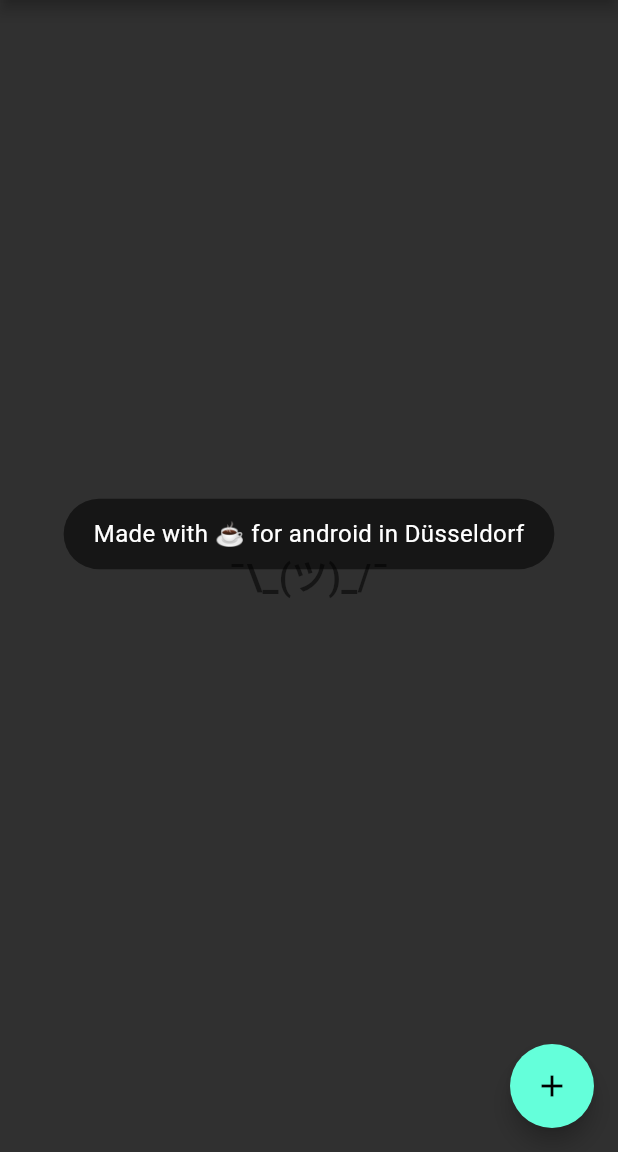
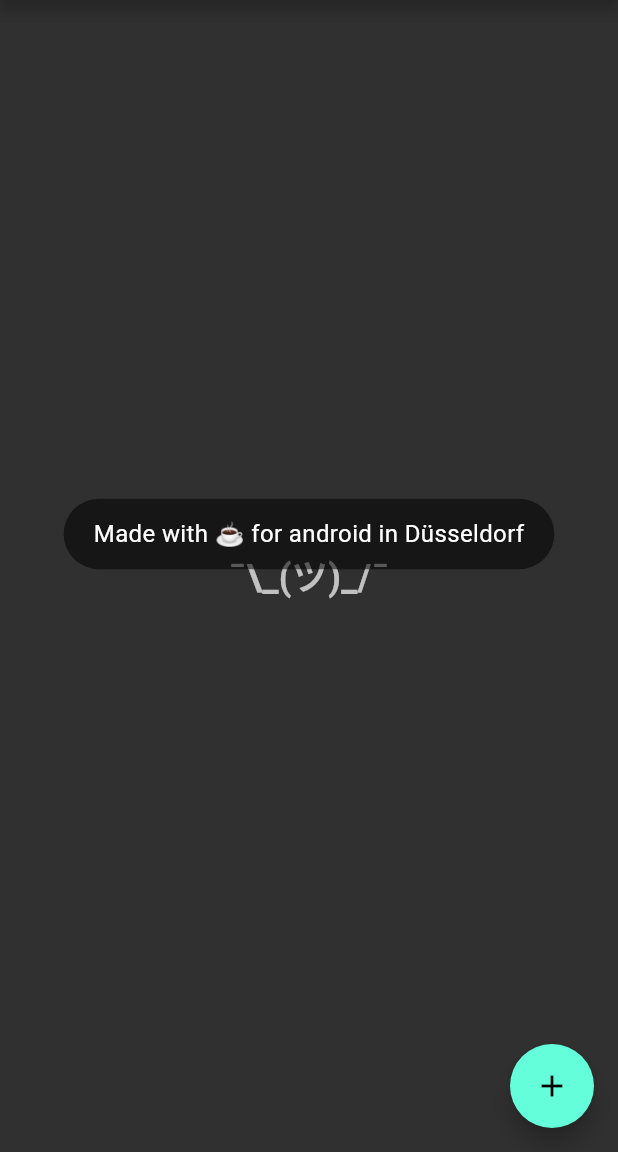
Before and after one commit to tbsschroeder/CodeTalksDemo2022, a Flutter app: the screen it shows after launch, after a tap on the "edit note" icon, on a phone screen of 412 x 824 dp, the part 84-1236 px from its top. Run offline on Flutter 3.47's test engine with Material 2 defaults, Android fonts, the phone set to English and light mode, and no system bars; our stand-ins replace flutter_slidable, fluttertoast, sqflite; accounts and stored records are empty.

Commit message:
Small fixes for demo

```diff
--- a/lib/main.dart
+++ b/lib/main.dart
@@ -1,5 +1,6 @@
 import 'package:code_talks_demo/todo.dart';
 import 'package:flutter/material.dart';
+// ignore: depend_on_referenced_packages
 import 'package:flutter_localizations/flutter_localizations.dart';
 
 import 'l10n/localization.dart';
@@ -30,7 +31,7 @@ class MyApp extends StatelessWidget {
         Locale('en'),
         Locale('de'),
       ],
-      home: const MyTodoPage(title: 'Code.Talks Demo'),
+      home: const MyTodoPage(),
     );
   }
 }
--- a/lib/resources/todo_item.dart
+++ b/lib/resources/todo_item.dart
@@ -46,7 +46,7 @@ class TodoItem extends StatelessWidget {
         foregroundColor: Color.fromRGBO(
             color.red, color.green, color.blue, todo.checked ? 0.5 : 1.0),
         backgroundColor: todo.checked ? Colors.black45 : Colors.black87,
-        child: Text(todo.action == EMPTY ? '?' : todo.action[0].toUpperCase()));
+        child: Text(todo.action == empty ? '?' : todo.action[0].toUpperCase()));
   }
 
   SlidableAction _getDeleteSlidable() {
--- a/lib/todo.dart
+++ b/lib/todo.dart
@@ -1,4 +1,4 @@
-import 'package:code_talks_demo/db/todo_model.dart';
+import 'package:code_talks_demo/db/todo_model.dart' show Todo;
 import 'package:code_talks_demo/resources/todo_item.dart';
 import 'package:flutter/material.dart';
 import 'package:code_talks_demo/db/database.dart';
@@ -6,12 +6,10 @@ import 'package:code_talks_demo/db/database.dart';
 import 'l10n/localization.dart';
 import 'resources/lib.dart';
 
-const String EMPTY = '-empty-';
+const String empty = '-empty-';
 
 class MyTodoPage extends StatefulWidget {
-  const MyTodoPage({Key? key, required this.title}) : super(key: key);
-
-  final String title;
+  const MyTodoPage({Key? key}) : super(key: key);
 
   @override
   State<MyTodoPage> createState() => _MyTodoPageState();
@@ -71,10 +69,10 @@ class _MyTodoPageState extends State<MyTodoPage> {
 
   void _addTodoItem(String title, String description) async {
     if (title.isEmpty) {
-      title = EMPTY;
+      title = empty;
     }
     if (description.isEmpty) {
-      description = EMPTY;
+      description = empty;
     }
 
     await DBProvider.db
@@ -118,7 +116,7 @@ class _MyTodoPageState extends State<MyTodoPage> {
         child: Text('¯\\_(ツ)_/¯',
             style: TextStyle(
               fontSize: 24,
-              color: Colors.black54,
+              color: Colors.white70,
               fontWeight: FontWeight.w700,
             )));
   }
@@ -157,7 +155,7 @@ class _MyTodoPageState extends State<MyTodoPage> {
           },
           icon: const Icon(Icons.edit_note_outlined),
         ),
-        title: Text(widget.title),
+        title: const Text('Code.Talks Demo'),
         backgroundColor: Colors.blueAccent,
       ),
       body: _getTodoList(context),
```
Also changed, not shown: 1 other file.
